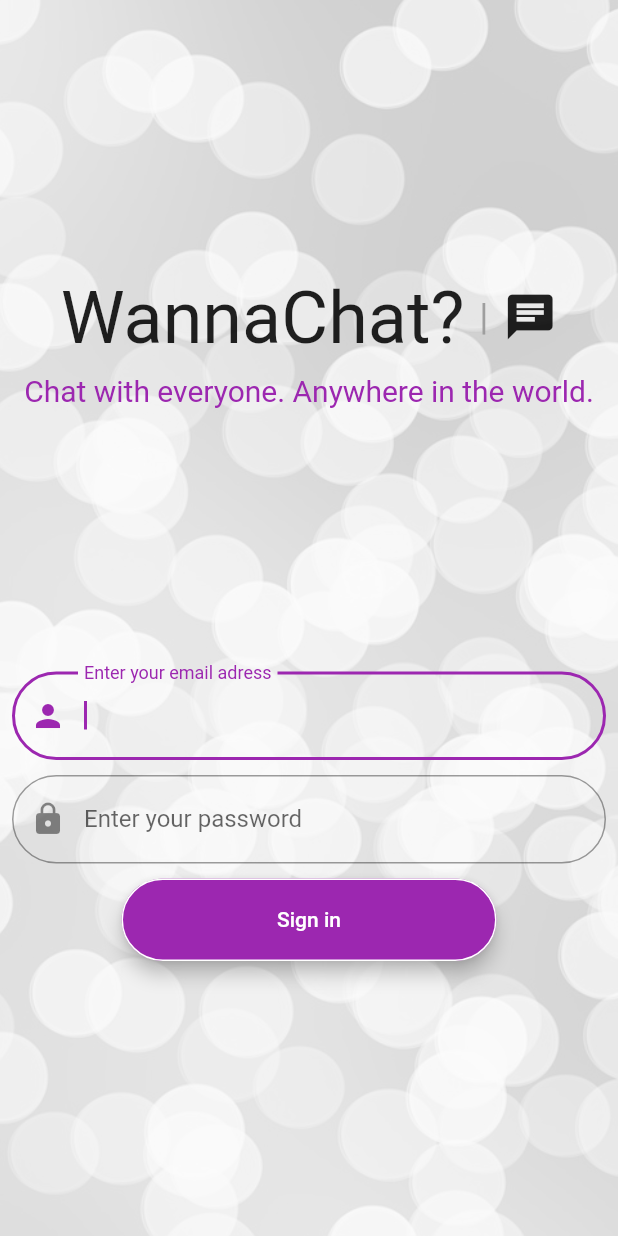
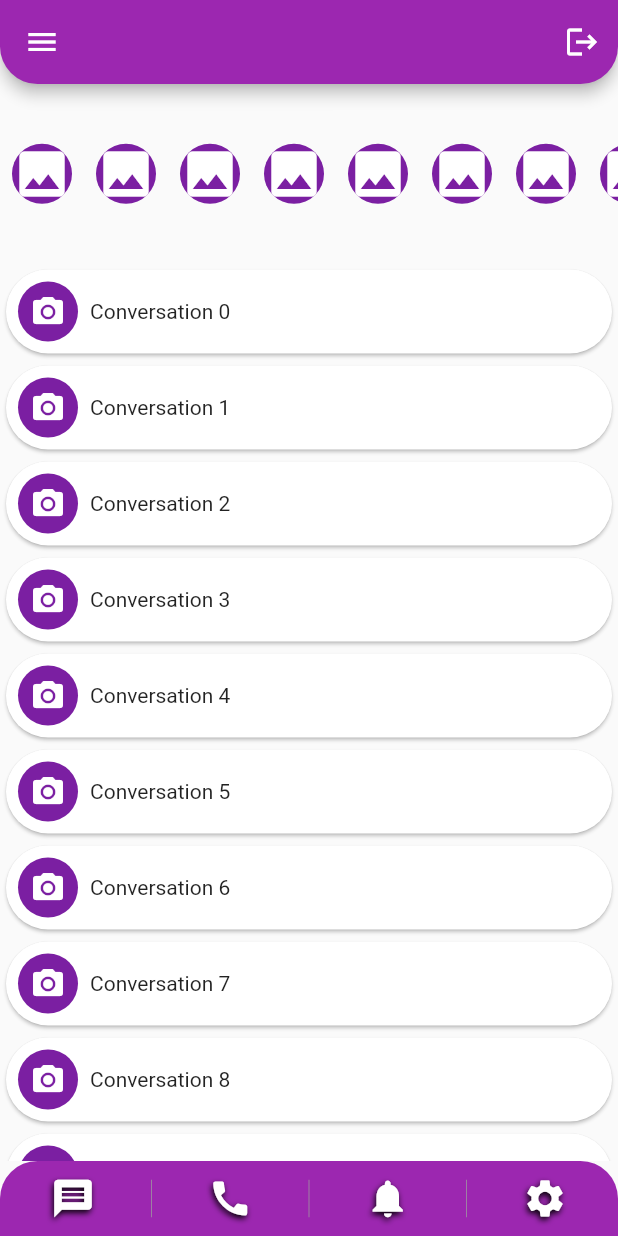
Before and after one commit to xPTK/wanna_chat, a Flutter app: the screen it shows after launch, after a tap on "Sign in", on a phone screen of 412 x 824 dp. Run offline on Flutter 3.47's test engine with Material 2 defaults, Android fonts, the phone set to English and light mode, and no system bars.

Commit message:
Added HomeScreen

```diff
--- /dev/null
+++ b/lib/screens/home_screen.dart
@@ -0,0 +1,201 @@
+import 'package:flutter/gestures.dart';
+import 'package:flutter/material.dart';
+import 'package:wanna_chat/screens/login_screen.dart';
+
+class HomeScreen extends StatefulWidget {
+  const HomeScreen({Key? key}) : super(key: key);
+
+  @override
+  State<HomeScreen> createState() => _HomeScreenState();
+}
+
+class _HomeScreenState extends State<HomeScreen> {
+  late PageController _storyController;
+
+  @override
+  void initState() {
+    _storyController = PageController(initialPage: 0);
+    super.initState();
+  }
+
+  @override
+  void dispose() {
+    _storyController.dispose();
+    super.dispose();
+  }
+
+  @override
+  Widget build(BuildContext context) {
+    return SafeArea(
+      child: Scaffold(
+        appBar: AppBar(
+          shape: RoundedRectangleBorder(
+            borderRadius: BorderRadius.vertical(
+              bottom: Radius.circular(25),
+            ),
+          ),
+          actions: [
+            IconButton(
+              onPressed: () {
+                Navigator.of(context).pop();
+              },
+              icon: Icon(Icons.logout),
+              style: IconButton.styleFrom(
+                shadowColor: Colors.black,
+                elevation: 10,
+              ),
+            )
+          ],
+        ),
+        drawer: Drawer(
+          shape: RoundedRectangleBorder(
+            borderRadius: BorderRadius.only(
+              topRight: Radius.circular(50),
+              bottomRight: Radius.circular(50),
+            ),
+          ),
+        ),
+        body: Column(
+          mainAxisAlignment: MainAxisAlignment.center,
+          mainAxisSize: MainAxisSize.min,
+          children: [
+            Expanded(
+              child: ListView.builder(
+                controller: _storyController,
+                scrollDirection: Axis.horizontal,
+                itemCount: 10,
+                itemBuilder: (context, index) {
+                  return Padding(
+                    padding: const EdgeInsets.symmetric(horizontal: 8),
+                    child: CircleAvatar(
+                      child: Icon(
+                        Icons.photo,
+                        size: 40,
+                      ),
+                    ),
+                  );
+                },
+              ),
+            ),
+            Expanded(
+              flex: 5,
+              child: ListView.builder(
+                itemCount: 15,
+                itemBuilder: (context, index) {
+                  return Card(
+                    color: Colors.white,
+                    shape: StadiumBorder(),
+                    child: Row(
+                      children: [
+                        Padding(
+                          padding: const EdgeInsets.all(8.0),
+                          child: CircleAvatar(
+                            child: Icon(Icons.photo_camera),
+                          ),
+                        ),
+                        Text('Conversation $index'),
+                      ],
+                    ),
+                  );
+                },
+              ),
+            ),
+          ],
+        ),
+        bottomNavigationBar: Container(
+          decoration: BoxDecoration(
+            color: Colors.purple,
+            borderRadius: BorderRadius.vertical(
+              top: Radius.circular(25),
+            ),
+          ),
+          child: Row(
+            mainAxisAlignment: MainAxisAlignment.spaceAround,
+            children: [
+              InkWell(
+                onTap: () {
+                  Navigator.of(context).pop();
+                },
+                child: Padding(
+                  padding: const EdgeInsets.only(left: 20, right: 10),
+                  child: Icon(
+                    shadows: [
+                      Shadow(
+                        color: Colors.black,
+                        offset: Offset.fromDirection(2, 2),
+                        blurRadius: 5,
+                      ),
+                    ],
+                    Icons.message,
+                    color: Colors.white,
+                    size: 30,
+                  ),
+                ),
+              ),
+              Container(
+                color: Colors.grey,
+                height: 25,
+                width: 0.5,
+              ),
+              Padding(
+                padding: const EdgeInsets.all(10),
+                child: Icon(
+                  shadows: [
+                    Shadow(
+                      color: Colors.black,
+                      offset: Offset.fromDirection(2, 2),
+                      blurRadius: 5,
+                    ),
+                  ],
+                  Icons.call,
+                  color: Colors.white,
+                  size: 30,
+                ),
+              ),
+              Container(
+                color: Colors.grey,
+                height: 25,
+                width: 0.5,
+              ),
+              Padding(
+                padding: const EdgeInsets.all(10),
+                child: Icon(
+                  shadows: [
+                    Shadow(
+                      color: Colors.black,
+                      offset: Offset.fromDirection(2, 2),
+                      blurRadius: 5,
+                    ),
+                  ],
+                  Icons.notifications,
+                  color: Colors.white,
+                  size: 30,
+                ),
+              ),
+              Container(
+                color: Colors.grey,
+                height: 25,
+                width: 0.5,
+              ),
+              Padding(
+                padding: const EdgeInsets.only(left: 10, right: 20),
+                child: Icon(
+                  shadows: [
+                    Shadow(
+                      color: Colors.black,
+                      offset: Offset.fromDirection(2, 2),
+                      blurRadius: 5,
+                    ),
+                  ],
+                  Icons.settings,
+                  color: Colors.white,
+                  size: 30,
+                ),
+              ),
+            ],
+          ),
+        ),
+      ),
+    );
+  }
+}
--- a/lib/screens/login_screen.dart
+++ b/lib/screens/login_screen.dart
@@ -1,6 +1,5 @@
-import 'dart:ui';
-
 import 'package:flutter/material.dart';
+import 'package:wanna_chat/screens/home_screen.dart';
 
 class LoginScreen extends StatefulWidget {
   const LoginScreen({Key? key}) : super(key: key);
@@ -20,9 +19,9 @@ class _LoginScreenState extends State<LoginScreen> {
         body: Container(
           decoration: BoxDecoration(
             image: DecorationImage(
-              image: AssetImage('assets/login_screen_background.jpg'),
+              image: AssetImage('assets/login_screen_background4.jpg'),
               fit: BoxFit.cover,
-              opacity: 0.2,
+              opacity: 0.1,
             ),
           ),
           child: Padding(
@@ -67,7 +66,6 @@ class _LoginScreenState extends State<LoginScreen> {
                 TextFormField(
                   controller: emailController,
                   keyboardType: TextInputType.emailAddress,
-                  autofocus: true,
                   textInputAction: TextInputAction.next,
                   decoration: InputDecoration(
                     prefixIcon: Icon(Icons.person),
@@ -96,7 +94,11 @@ class _LoginScreenState extends State<LoginScreen> {
                 SizedBox(height: 10),
                 ElevatedButton(
                   child: Text('Sign in'),
-                  onPressed: () {},
+                  onPressed: () {
+                    Navigator.of(context).push(
+                      MaterialPageRoute(builder: (context) => HomeScreen()),
+                    );
+                  },
                   style: ElevatedButton.styleFrom(
                     fixedSize: Size(250, 55),
                     backgroundColor: Colors.purple,
```
Also changed, not shown: assets/login_screen_background4.jpg (added).
